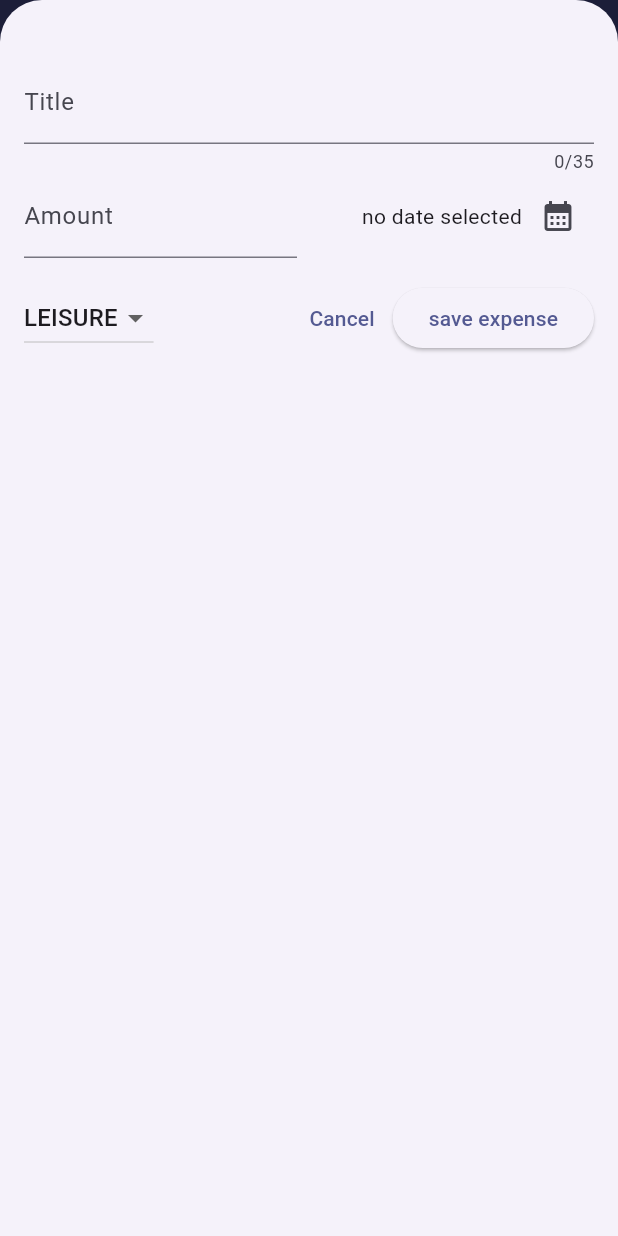
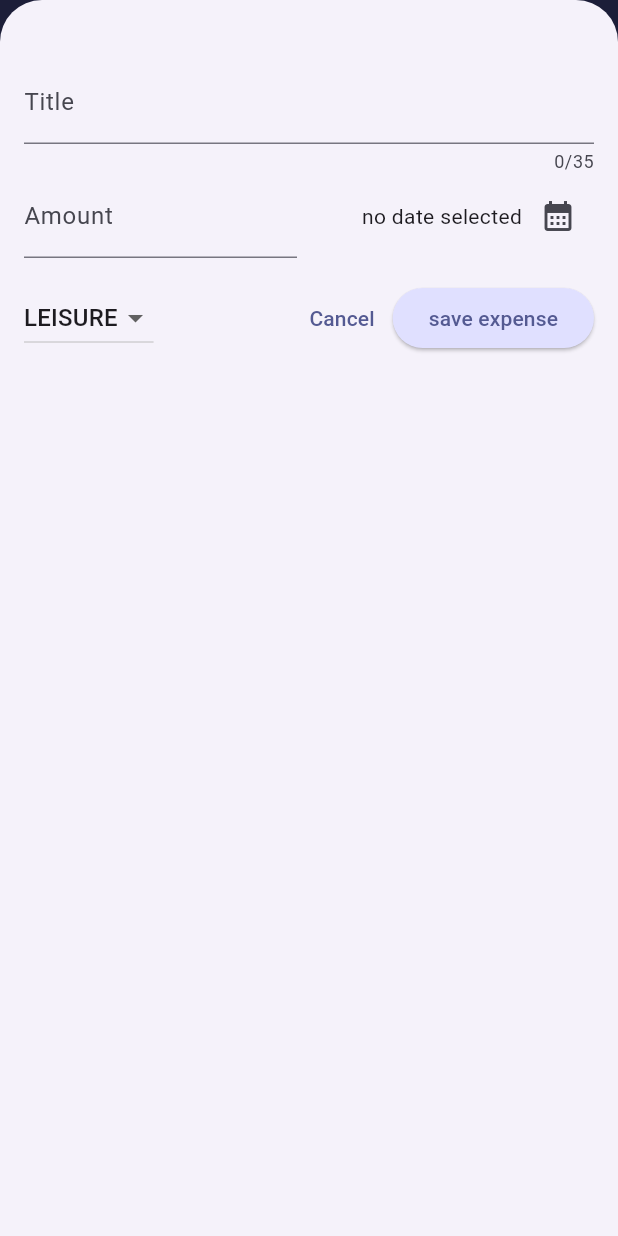
Before and after one commit to OussemaDammak/Expense_Tracker, a Flutter app: the screen it shows after launch, after a tap on the "add" icon, on a phone screen of 412 x 824 dp. Run offline on Flutter 3.47's test engine with Material 3 defaults, Android fonts, the phone set to English and light mode, and no system bars.

Commit message:
theming text+btn+card

```diff
--- a/lib/main.dart
+++ b/lib/main.dart
@@ -12,9 +12,28 @@ void main() {
       theme: ThemeData().copyWith(
         colorScheme: kColorScheme,
         appBarTheme: const AppBarTheme().copyWith(
-          backgroundColor:kColorScheme.onPrimaryContainer ,
+          backgroundColor: kColorScheme.onPrimaryContainer,
           foregroundColor: kColorScheme.primaryContainer,
         ),
+        cardTheme: const CardTheme().copyWith(
+          color: kColorScheme.secondaryContainer,
+          margin: const EdgeInsets.symmetric(
+            horizontal: 16,
+            vertical: 8,
+          ),
+        ),
+        elevatedButtonTheme: ElevatedButtonThemeData(
+          style: ElevatedButton.styleFrom(
+            backgroundColor: kColorScheme.primaryContainer,
+          ),
+        ),
+        textTheme: ThemeData().textTheme.copyWith(
+              titleLarge: TextStyle(
+                fontWeight: FontWeight.normal,
+                color: kColorScheme.secondaryContainer,
+                fontSize: 22,
+              ),
+            ),
       ),
       home: const Expenses(),
     ),
--- a/lib/widgets/expenses.dart
+++ b/lib/widgets/expenses.dart
@@ -13,7 +13,24 @@ class Expenses extends StatefulWidget {
 }
 
 class _ExpensesState extends State<Expenses> {
-  final List<Expense> _registredExpenses = [];
+  final List<Expense> _registredExpenses = [
+    Expense(
+      title: "Hola",
+      amount: 15.99 ,
+      date: DateTime.now() ,
+      category: Category.food ,
+
+    ),
+    Expense(
+      title: "Hola2",
+      amount: 79 ,
+      date: DateTime.now() ,
+      category: Category.food ,
+
+    ),
+
+
+  ];
 
   void _openAddExpenseOverlay() {
     showModalBottomSheet(
```
